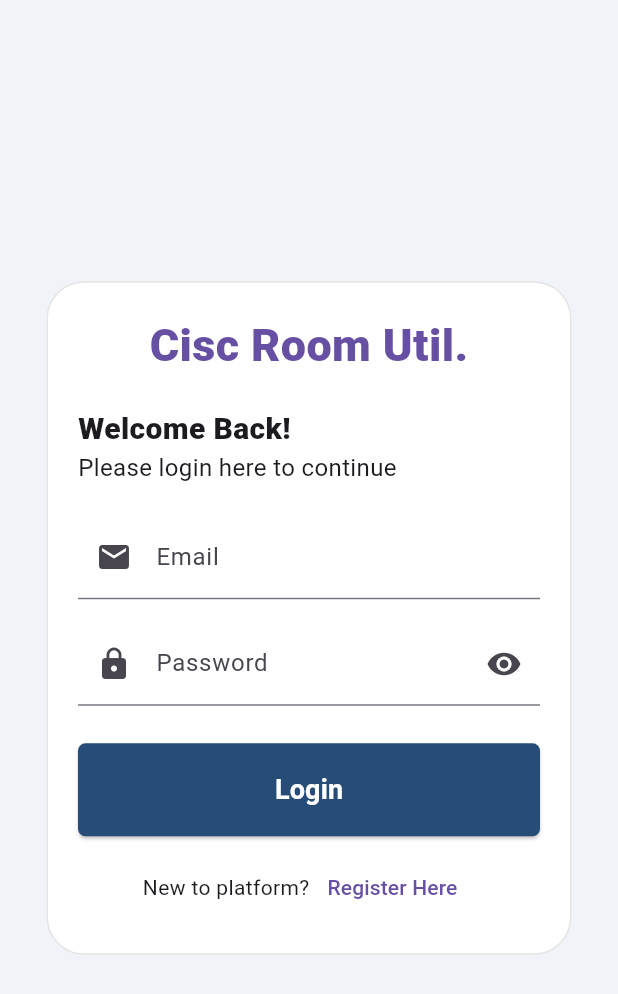
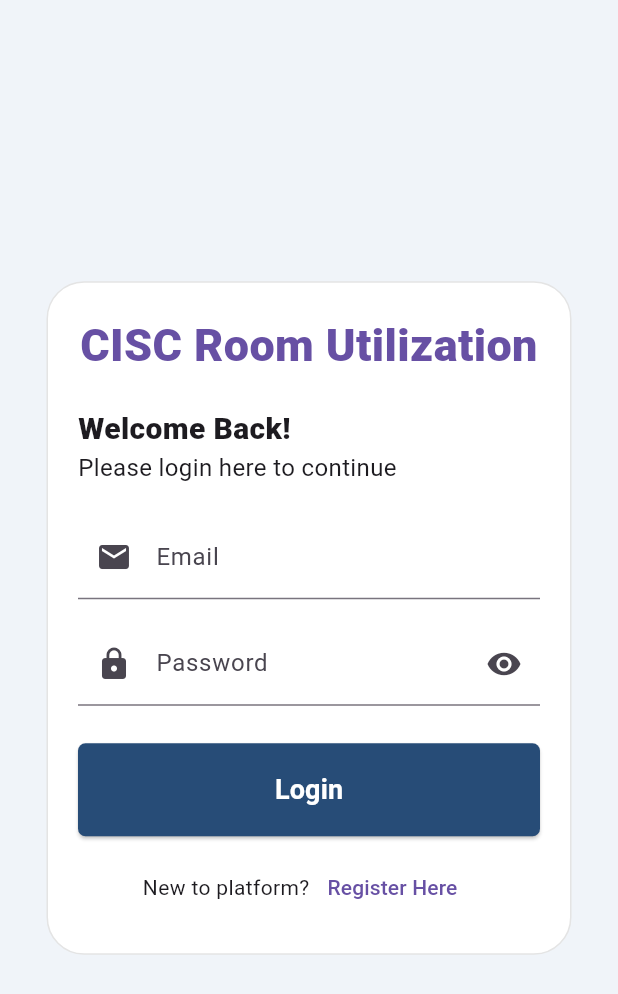
Before and after one commit to Ektoplaasm/roomUtilizatinAdmin, a Flutter app: the screen it shows after launch, on a phone screen of 412 x 824 dp. Shown: the top 994 px of the screen. Run offline on Flutter 3.47's test engine with Material 3 defaults, Android fonts, the phone set to English and light mode, and no system bars; our stand-ins replace cloud_firestore, dropdown_button2, firebase_auth, firebase_core, multi_dropdown, phosphor_flutter and 1 more; missing offline and left inert: emailjs; accounts and stored records are empty.

Commit message:
minor design fixes

```diff
--- a/lib/pages/homewithsidenav.dart
+++ b/lib/pages/homewithsidenav.dart
@@ -34,8 +34,8 @@ class SidebarXExampleApp extends StatelessWidget {
       textTheme: const TextTheme(
         headlineSmall: TextStyle(
           color: Colors.black,
-          fontSize: 46,
-          fontWeight: FontWeight.w800,
+          fontSize: 20,
+          fontWeight: FontWeight.w500,
         ),
       ),
     ),
--- a/lib/pages/signin copy.dart
+++ b/lib/pages/signin copy.dart
@@ -299,7 +299,7 @@ class _SignIn2State extends State<SignIn2> {
                         crossAxisAlignment: CrossAxisAlignment.stretch,
                         children: [
                           Text(
-                            'Cisc Room Util.',
+                            'CISC Room Utilization',
                             textAlign: TextAlign.center,
                             style: TextStyle(
                               fontSize: 30,
```
Also changed, not shown: lib/pages/viewReservationsApproved.dart (+7 -3 lines), pubspec.lock.
